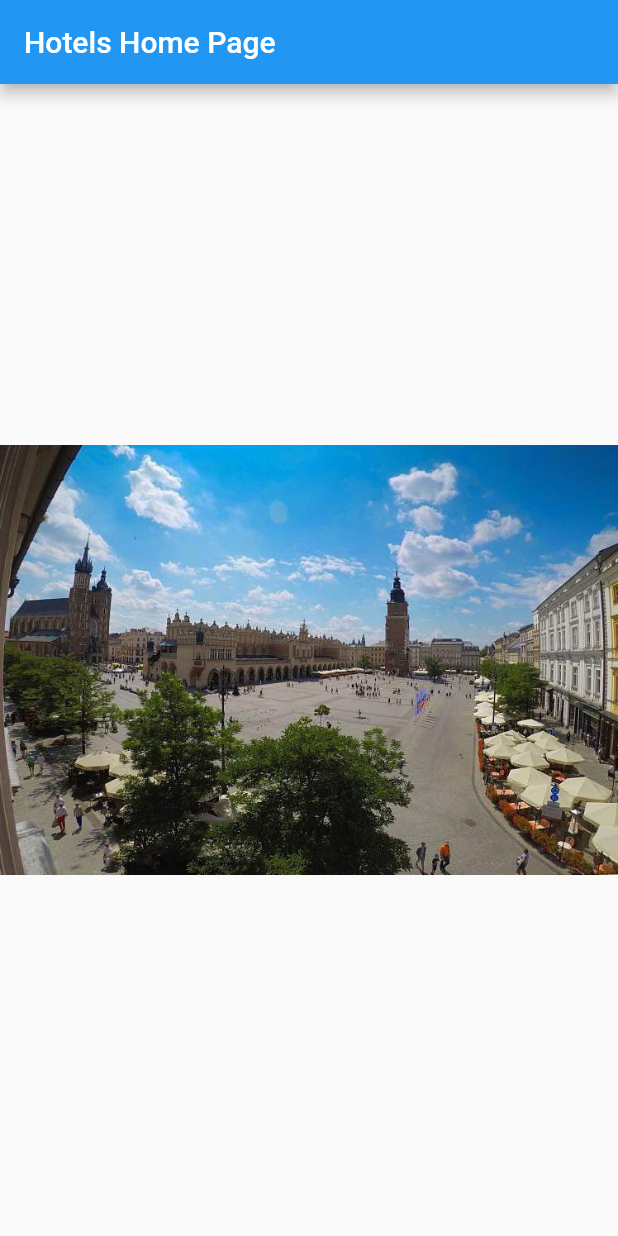
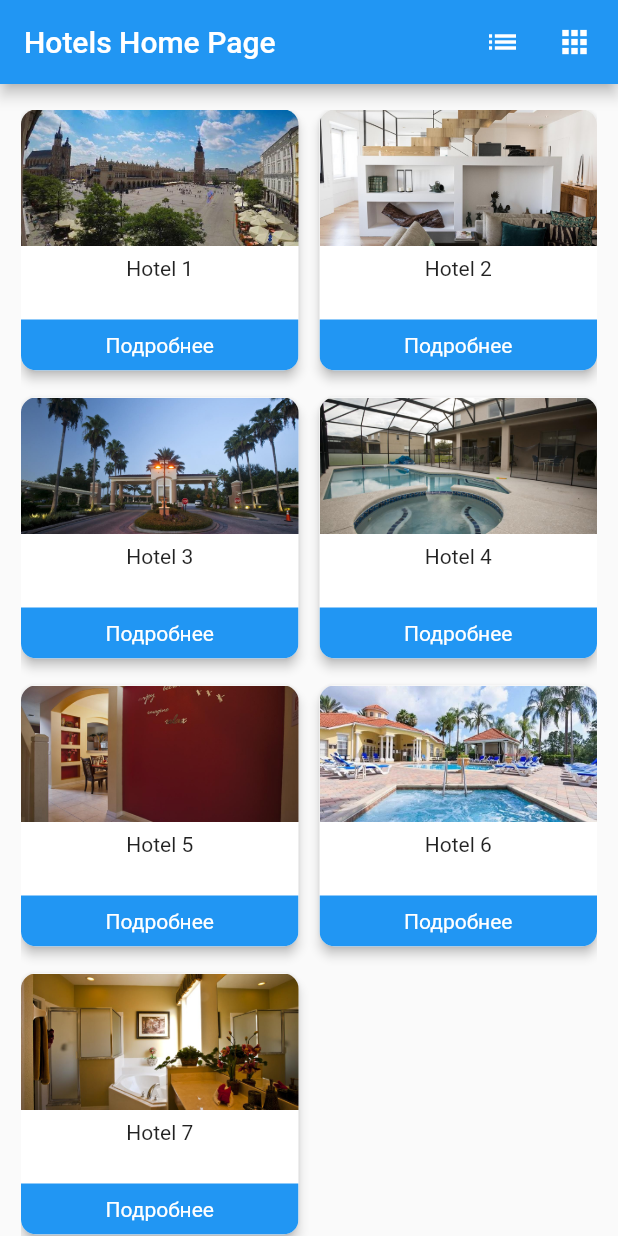
Before and after one commit to evgputmob/Hotels_9, a Flutter app: the screen it shows after launch, on a phone screen of 412 x 824 dp. Run offline on Flutter 3.47's test engine with Material 2 defaults, Android fonts, the light colour scheme and no system bars.

Commit message:
Main Page with mock data

```diff
--- a/lib/main.dart
+++ b/lib/main.dart
@@ -1,4 +1,7 @@
 import 'package:flutter/material.dart';
+import 'models/hotel.dart';
+
+enum ViewType { list, grid }
 
 void main() {
   runApp(const MyApp());
@@ -29,15 +32,164 @@ class MyHomePage extends StatefulWidget {
 }
 
 class _MyHomePageState extends State<MyHomePage> {
+  final List<Hotel> _hotels = [
+    Hotel(uuid: '1', name: 'Hotel 1', poster: 'b&b_la_fontaine_1.jpg'),
+    Hotel(uuid: '2', name: 'Hotel 2', poster: 'flora_chiado_apartments_9.jpg'),
+    Hotel(uuid: '3', name: 'Hotel 3', poster: 'disney_dreams_3.jpg'),
+    Hotel(uuid: '4', name: 'Hotel 4', poster: 'disney_dreams_4.jpg'),
+    Hotel(uuid: '5', name: 'Hotel 5', poster: 'disney_dreams_5.jpg'),
+    Hotel(uuid: '6', name: 'Hotel 6', poster: 'disney_dreams_6.jpg'),
+    Hotel(uuid: '7', name: 'Hotel 7', poster: 'disney_dreams_2.jpg'),
+  ];
+
+  ViewType _viewType = ViewType.grid;
+
+  //----------------------------
+  Widget _buildHotelsListView() {
+    return ListView.builder(
+      itemCount: _hotels.length,
+      itemBuilder: (BuildContext context, int index) {
+        return SizedBox(
+          height: 250,
+          child: Card(
+            clipBehavior: Clip.antiAlias,
+            elevation: 3,
+            shape: RoundedRectangleBorder(
+                borderRadius: BorderRadius.circular(10.0)),
+            margin: (index == _hotels.length - 1)
+                ? const EdgeInsets.symmetric(horizontal: 14, vertical: 17)
+                : const EdgeInsets.fromLTRB(14, 17, 14, 0),
+            child: Column(
+              crossAxisAlignment: CrossAxisAlignment.stretch,
+              children: [
+                Expanded(
+                  child: Image(
+                      image:
+                          AssetImage('assets/images/${_hotels[index].poster}'),
+                      fit: BoxFit.cover),
+                ),
+                SizedBox(
+                  height: 64,
+                  child: Row(
+                    children: [
+                      const SizedBox(width: 12),
+                      Expanded(
+                        child: Text(
+                          _hotels[index].name,
+                          maxLines: 2,
+                          overflow: TextOverflow.ellipsis,
+                          style: const TextStyle(fontSize: 16),
+                        ),
+                      ),
+                      const SizedBox(width: 12),
+                      ElevatedButton(
+                        child: const Text('Подробнее'),
+                        onPressed: () {},
+                      ),
+                      const SizedBox(width: 12),
+                    ],
+                  ),
+                )
+              ],
+            ),
+          ),
+        );
+      },
+    );
+  }
+  //----------------------------
+
+  Widget _buildHotelsGridView() {
+    return Padding(
+      padding: const EdgeInsets.fromLTRB(14, 17, 14, 0),
+      child: GridView.builder(
+        gridDelegate:
+            const SliverGridDelegateWithFixedCrossAxisCount(crossAxisCount: 2),
+        itemCount: _hotels.length,
+        itemBuilder: (BuildContext context, int index) {
+          return Card(
+            clipBehavior: Clip.antiAlias,
+            elevation: 3,
+            shape: RoundedRectangleBorder(
+                borderRadius: BorderRadius.circular(10.0)),
+            margin: (index % 2 == 0)
+                ? const EdgeInsets.fromLTRB(0, 0, 7, 18)
+                : const EdgeInsets.fromLTRB(7, 0, 0, 18),
+            child: Column(
+              crossAxisAlignment: CrossAxisAlignment.stretch,
+              children: [
+                Expanded(
+                  child: Image(
+                      image:
+                          AssetImage('assets/images/${_hotels[index].poster}'),
+                      fit: BoxFit.cover),
+                ),
+                const SizedBox(height: 7),
+                SizedBox(
+                  height: 42,
+                  child: Text(
+                    _hotels[index].name,
+                    maxLines: 2,
+                    textAlign: TextAlign.center,
+                    overflow: TextOverflow.ellipsis,
+                    style: const TextStyle(fontSize: 14),
+                  ),
+                ),
+                Material(
+                  color: Theme.of(context).primaryColor,
+                  child: InkWell(
+                    onTap: () {},
+                    child: const SizedBox(
+                      height: 34,
+                      child: Center(
+                        child: Text(
+                          'Подробнее',
+                          style: TextStyle(color: Colors.white),
+                        ),
+                      ),
+                    ),
+                  ),
+                ),
+              ],
+            ),
+          );
+        },
+      ),
+    );
+  }
+  //----------------------------
+
   @override
   Widget build(BuildContext context) {
     return Scaffold(
       appBar: AppBar(
         title: Text(widget.title),
+        actions: [
+          IconButton(
+            icon: const Icon(Icons.list),
+            onPressed: () {
+              if (_viewType == ViewType.list) return;
+              setState(() {
+                _viewType = ViewType.list;
+              });
+            },
+          ),
+          IconButton(
+            icon: const Icon(Icons.apps),
+            onPressed: () {
+              if (_viewType == ViewType.grid) return;
+              setState(() {
+                _viewType = ViewType.grid;
+              });
+            },
+          ),
+          const SizedBox(width: 5)
+        ],
       ),
-      body: Center(
-          //child: Text('Hello'),
-          child: Image.asset('assets/images/b&b_la_fontaine_1.jpg')),
+      body: SafeArea(
+          child: (_viewType == ViewType.list)
+              ? _buildHotelsListView()
+              : _buildHotelsGridView()),
     );
   }
 }
--- /dev/null
+++ b/lib/models/hotel.dart
@@ -0,0 +1,7 @@
+class Hotel {
+  final String uuid;
+  final String name;
+  final String poster;
+
+  Hotel({required this.uuid, required this.name, required this.poster});
+}
```
